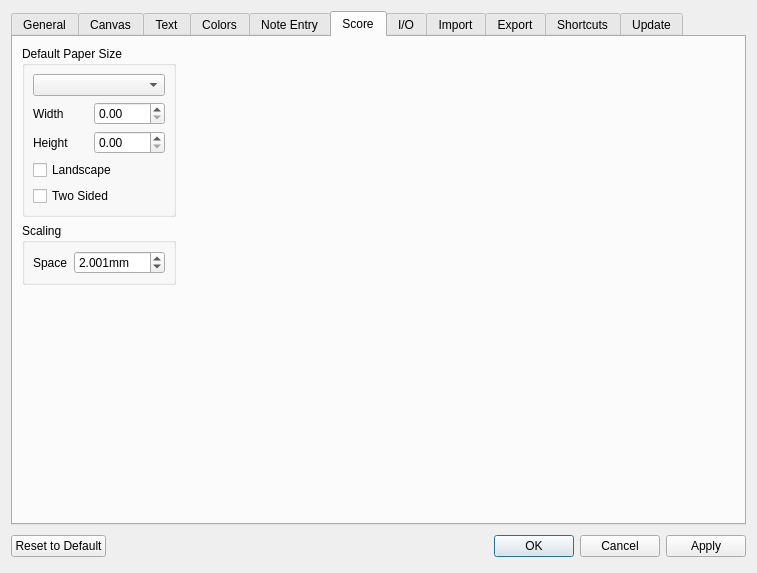
Qt form mscore/mscore/prefsdialog.ui (musescore/musescore-old) before a commit.
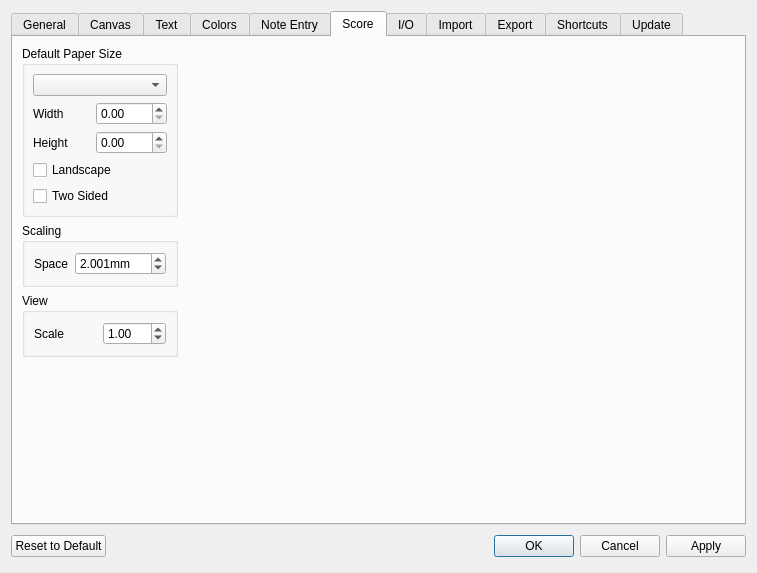
The same form after that commit. The open tabs and pages were chosen to show the change. Icons and pictures are not drawn. Custom widgets are drawn as their Qt base class.

Patch:
```diff
--- a/mscore/mscore/prefsdialog.ui
+++ b/mscore/mscore/prefsdialog.ui
@@ -1729,14 +1729,8 @@
          <property name="flat">
           <bool>true</bool>
          </property>
-         <layout class="QHBoxLayout" name="_3">
-          <property name="spacing">
-           <number>6</number>
-          </property>
-          <property name="margin">
-           <number>8</number>
-          </property>
-          <item>
+         <layout class="QGridLayout" name="gridLayout_4">
+          <item row="0" column="0">
            <widget class="QLabel" name="label_38">
             <property name="text">
              <string>Space</string>
@@ -1749,7 +1743,7 @@
             </property>
            </widget>
           </item>
-          <item>
+          <item row="0" column="1">
            <widget class="QDoubleSpinBox" name="spatiumEntry">
             <property name="sizePolicy">
              <sizepolicy hsizetype="Minimum" vsizetype="Fixed">
@@ -1780,7 +1774,7 @@
          </layout>
         </widget>
        </item>
-       <item row="2" column="0">
+       <item row="3" column="0">
         <spacer name="verticalSpacer_2">
          <property name="orientation">
           <enum>Qt::Vertical</enum>
@@ -1793,6 +1787,44 @@
          </property>
         </spacer>
        </item>
+       <item row="2" column="0">
+        <widget class="QGroupBox" name="groupBox_19">
+         <property name="title">
+          <string>View</string>
+         </property>
+         <property name="flat">
+          <bool>true</bool>
+         </property>
+         <layout class="QGridLayout" name="gridLayout_7">
+          <item row="0" column="0">
+           <widget class="QLabel" name="label_48">
+            <property name="text">
+             <string>Scale</string>
+            </property>
+           </widget>
+          </item>
+          <item row="0" column="1">
+           <widget class="QDoubleSpinBox" name="scale">
+            <property name="toolTip">
+             <string>default scale for new score views</string>
+            </property>
+            <property name="minimum">
+             <double>0.100000000000000</double>
+            </property>
+            <property name="maximum">
+             <double>10.000000000000000</double>
+            </property>
+            <property name="singleStep">
+             <double>0.200000000000000</double>
+            </property>
+            <property name="value">
+             <double>1.000000000000000</double>
+            </property>
+           </widget>
+          </item>
+         </layout>
+        </widget>
+       </item>
       </layout>
      </widget>
      <widget class="QWidget" name="tab_2">
```
Left out of the diff: 2 changed lines with no effect on the pictures.
